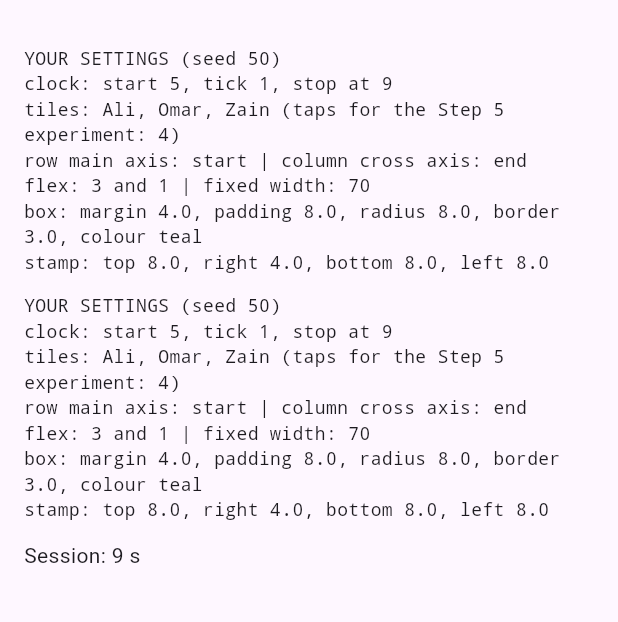
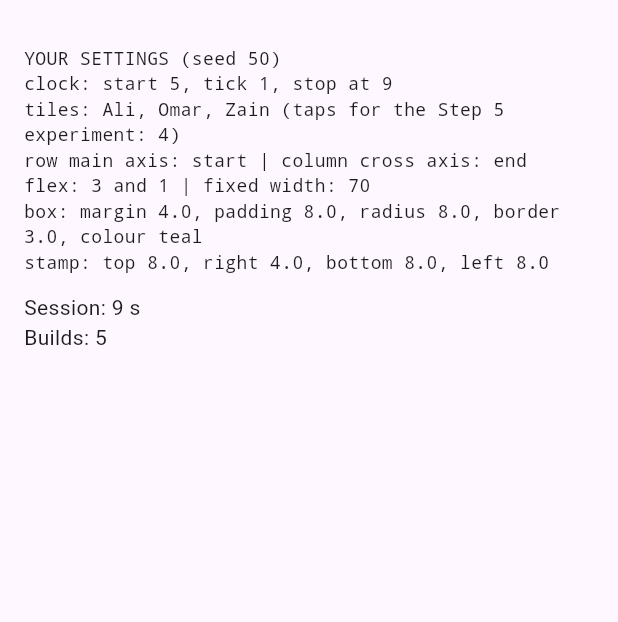
Before and after one commit to TheKatanaBearer/mobile-application-development, a Flutter app: the screen it shows after launch, on a phone screen of 412 x 824 dp, the part 63-685 px from its top. Run offline on Flutter 3.47's test engine with Material 3 defaults, Android fonts, the light colour scheme and no system bars.

Commit message:
Layout lab: step 2

```diff
--- a/lab_task_7/lib/main.dart
+++ b/lab_task_7/lib/main.dart
@@ -95,8 +95,6 @@ class HomePage extends StatelessWidget {
           children: [
             const SettingsCard(),
             const SizedBox(height: 12),
-            const SettingsCard(),
-            const SizedBox(height: 12),
             const Clock(),
             // Add each new widget BELOW the previous one, in the order the
             // steps tell you, with a SizedBox(height: 12) between widgets.
@@ -164,23 +162,46 @@ class Clock extends StatefulWidget {
 class _ClockState extends State<Clock> {
   late Timer _timer;
   int _seconds = startSec;
+  int _builds = 0;
 
   @override
   void initState() {
     super.initState();
+    lifecycleLog.add('initState');
     _timer = Timer.periodic(const Duration(seconds: 1), (timer) {
       setState(() => _seconds += tick);
-      if (_seconds >= stopAt) timer.cancel(); // stop at your limit
+      if (_seconds >= stopAt) timer.cancel();
     });
   }
 
-  // Think: initState runs exactly once per State object; build runs on every
-  // rebuild. Started in build, each rebuild would spawn [create] another Timer,
-  // all ticking at once, so the number would climb by 2, 3, 4... per second —
-  // the clock would accelerate [get faster and faster] and never stop cleanly.
+  @override
+  void dispose() {
+    _timer.cancel();
+    lifecycleLog.add('dispose');
+    super.dispose();
+  }
+
+  // Think (Step 1): initState runs exactly once per State object; build runs
+  // on every rebuild. Started in build, each rebuild would spawn [create]
+  // another Timer, all ticking at once, so the clock would accelerate
+  // [get faster and faster] and never stop cleanly.
+
+  // Think (Step 2): Builds rises by one per second because one Timer tick
+  // calls setState once, and setState schedules exactly one rebuild. Two per
+  // second would mean two live Timers. Without _timer.cancel() in dispose, the
+  // Timer outlives [keeps running after] the widget and calls setState on a
+  // State no longer mounted [attached to the tree], throwing
+  // "setState() called after dispose()".
 
   @override
   Widget build(BuildContext context) {
-    return Text('Session: $_seconds s', key: const Key('clock'));
+    _builds++;
+    return Column(
+      crossAxisAlignment: CrossAxisAlignment.start,
+      children: [
+        Text('Session: $_seconds s', key: const Key('clock')),
+        Text('Builds: $_builds', key: const Key('builds')),
+      ],
+    );
   }
 }
```
